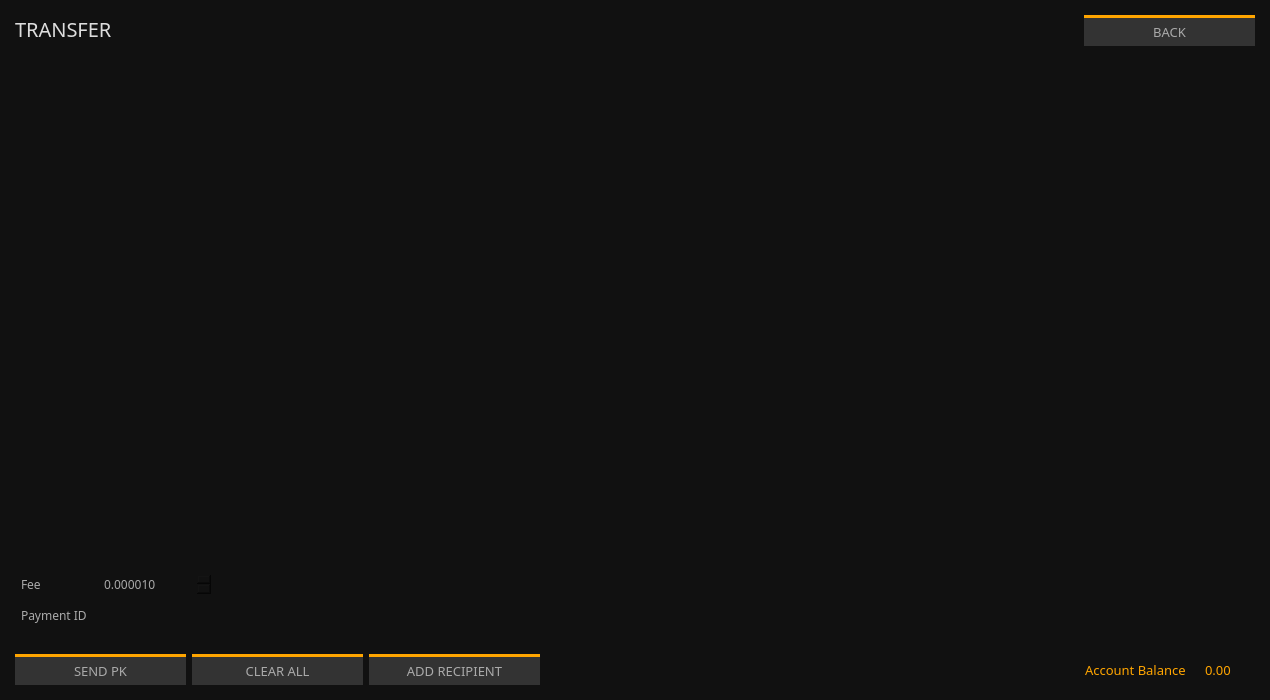
Before: the Qt Designer form src/gui/ui/sendframe.ui in Pennykoin/PKGui, drawn with Qt 5.
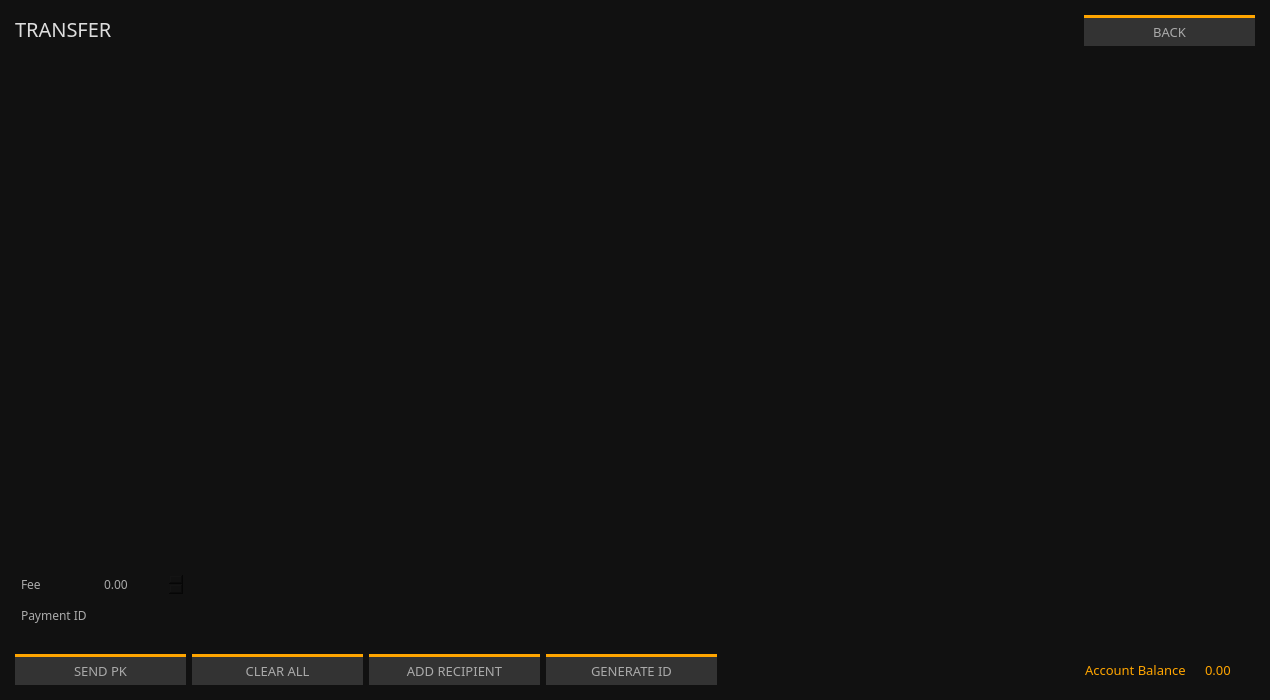
After: the same form once the commit is applied.

Commit message: rename cn, generates payment ID

```diff
--- a/src/gui/ui/sendframe.ui
+++ b/src/gui/ui/sendframe.ui
@@ -421,7 +421,7 @@
         <string notr="true">padding: 3px; background-color: #111; border: 0px;</string>
        </property>
        <property name="decimals">
-        <number>6</number>
+        <number>2</number>
        </property>
        <property name="minimum">
         <double>0.000010000000000</double>
@@ -531,6 +531,36 @@
        </property>
       </widget>
      </item>
+     <item>
+        <widget class="QPushButton" name="m_generatePaymentIdButton">
+       <property name="minimumSize">
+        <size>
+         <width>171</width>
+         <height>28</height>
+        </size>
+       </property>
+       <property name="maximumSize">
+        <size>
+         <width>16777215</width>
+         <height>31</height>
+        </size>
+       </property>
+       <property name="font">
+        <font>
+         <family>Poppins</family>
+         <pointsize>10</pointsize>
+         <weight>50</weight>
+         <bold>false</bold>
+        </font>
+       </property>
+       <property name="styleSheet">
+        <string notr="true">color: #aaa; background-color: #333; border-top: 3px solid orange;</string>
+       </property>
+       <property name="text">
+        <string>GENERATE ID</string>
+       </property>
+      </widget>
+</item>
      <item>
       <spacer name="horizontalSpacer_2">
        <property name="orientation">
```
Left out of the diff: 17 changed lines with no effect on the pictures. The commit also changes 7 other files.
